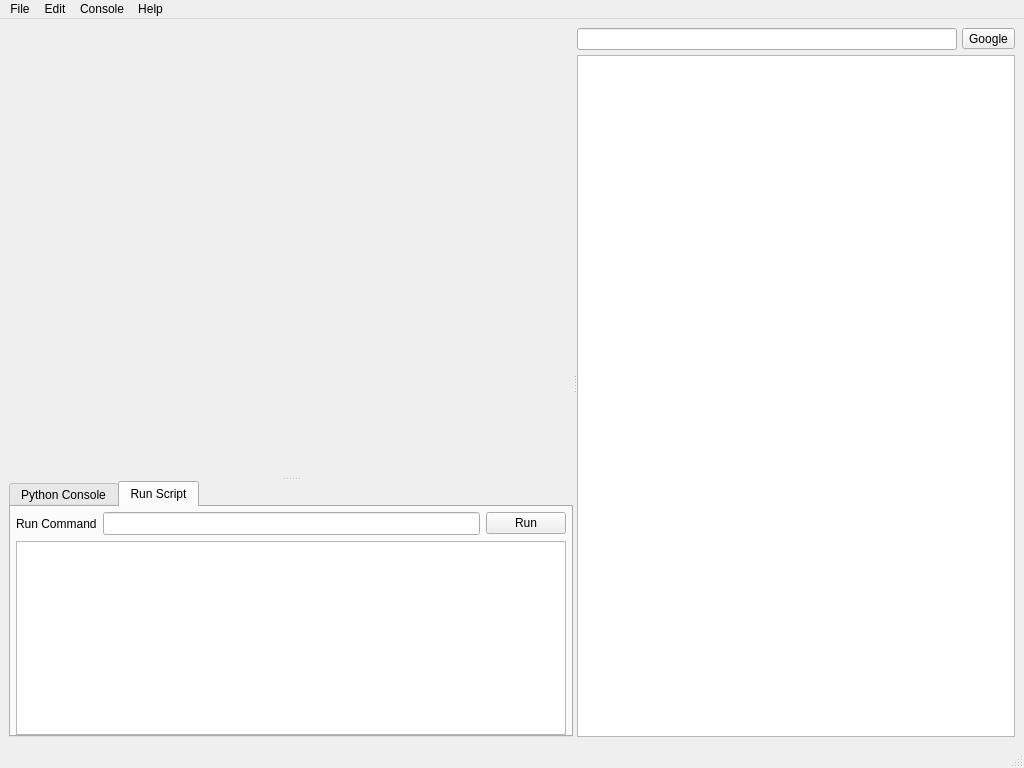
First picture: the form in fiddle/views/MainWindow.ui, repository akehrer/fiddle, before the edit.
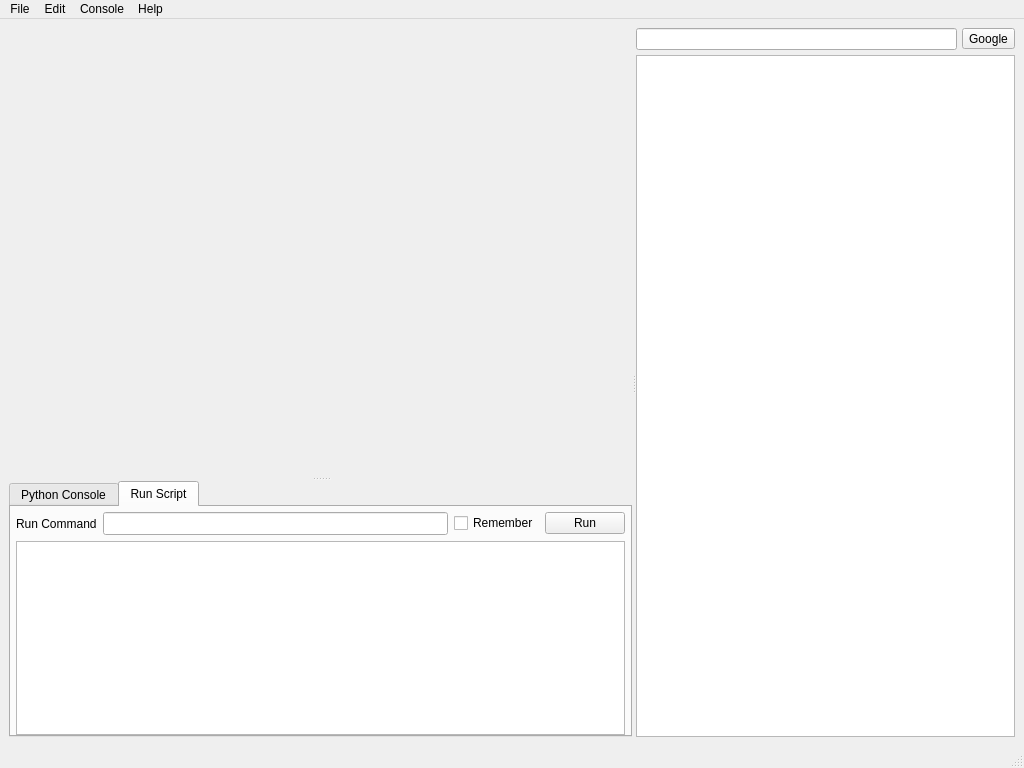
Second picture: the form after the edit. The open tabs and pages were chosen to show the change.

Commit message: Added run script remember check box

What changed in the file:
```diff
--- a/fiddle/views/MainWindow.ui
+++ b/fiddle/views/MainWindow.ui
@@ -167,6 +167,13 @@
               </property>
              </widget>
             </item>
+            <item>
+             <widget class="QCheckBox" name="run_remember_checkBox">
+              <property name="text">
+               <string>Remember</string>
+              </property>
+             </widget>
+            </item>
             <item>
              <widget class="QPushButton" name="runScript_button">
               <property name="text">
```
Left out of the diff: 17 changed lines with no effect on the pictures. The commit also changes 2 other files.
